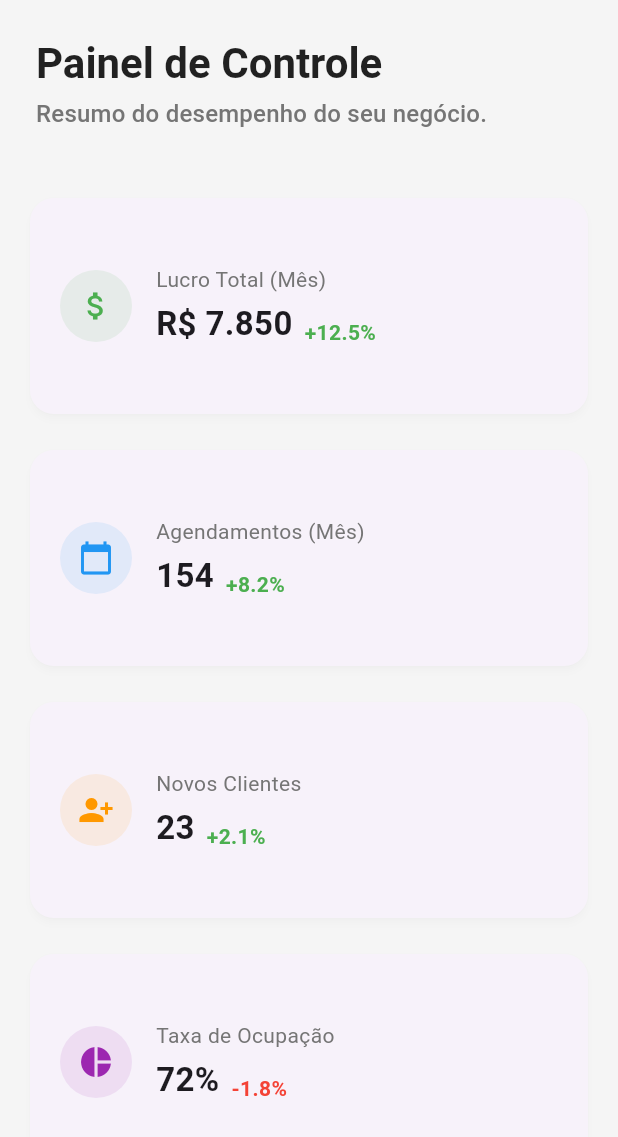
After one commit to marandu-solutions/myapp, a Flutter app: the DashboardScreen screen opened directly, on a phone screen of 412 x 824 dp. The commit adds this screen. Shown: the top 1137 px of the screen. Run offline on Flutter 3.47's test engine with Material 3 defaults, Android fonts, the phone set to English and light mode, and no system bars; our stand-ins replace cloud_firestore, firebase_auth, firebase_core, firebase_storage, fl_chart, google_nav_bar and 1 more; accounts and stored records are empty.

Commit message:
feature: dashboards

```diff
--- a/lib/Screens/HomePage/homepage.dart
+++ b/lib/Screens/HomePage/homepage.dart
@@ -12,6 +12,7 @@ import 'package:myapp/services/user_service.dart';
 import '../ Scheduling/Scheduling Screen/scheduling_screen.dart';
 import '../Employees/Employees List Screen/employees_screen.dart';
 import '../Gym/AdminGyms/admin_gyms.dart';
+import '../InitialPage/initial_page.dart';
 
 // Telas das Seções
 
@@ -24,7 +25,7 @@ class NavItem {
   NavItem({required this.title, required this.icon, required this.screen});
 }
 
-// --- TELA DE PLACEHOLDER ---
+// --- TELA DE PLACEHOLDER (Ainda útil para telas não implementadas) ---
 class PlaceholderScreen extends StatelessWidget {
   final String title;
   const PlaceholderScreen({Key? key, required this.title}) : super(key: key);
@@ -77,10 +78,11 @@ class _HomePageState extends State<HomePage> {
 
   void _buildNavigationItems() {
     final List<NavItem> items = [
+      // CORREÇÃO: A tela de Início agora é o Dashboard
       NavItem(
-        title: 'Início',
-        icon: Icons.home_outlined,
-        screen: const PlaceholderScreen(title: 'Início'),
+        title: 'Dashboard', // Título atualizado
+        icon: Icons.dashboard_outlined, // Ícone atualizado
+        screen: const DashboardScreen(), // Tela atualizada
       ),
       NavItem(
         title: 'Agendamentos',
@@ -89,7 +91,6 @@ class _HomePageState extends State<HomePage> {
       ),
     ];
 
-    // CORREÇÃO: Adiciona ambas as telas de admin se o usuário for do tipo 'admin'
     if (_currentUser?.tipoUsuario == 'admin') {
       items.add(
         NavItem(
--- /dev/null
+++ b/lib/Screens/InitialPage/initial_page.dart
@@ -0,0 +1,322 @@
+// Arquivo: lib/screens/Dashboard/dashboard_screen.dart
+
+import 'package:flutter/material.dart';
+import 'package:fl_chart/fl_chart.dart';
+import 'dart:math';
+
+// --- Modelos de Dados para o Dashboard (Simulação) ---
+class MetricData {
+  final String title;
+  final String value;
+  final String change;
+  final IconData icon;
+  final Color color;
+  final bool isIncrease;
+
+  MetricData({
+    required this.title,
+    required this.value,
+    required this.change,
+    required this.icon,
+    required this.color,
+    this.isIncrease = true,
+  });
+}
+
+class FeedbackData {
+  final String user;
+  final String comment;
+  final int rating;
+  final String avatarUrl;
+
+  FeedbackData({
+    required this.user,
+    required this.comment,
+    required this.rating,
+    required this.avatarUrl,
+  });
+}
+
+// --- Tela Principal do Dashboard ---
+class DashboardScreen extends StatelessWidget {
+  const DashboardScreen({Key? key}) : super(key: key);
+
+  // Dados de exemplo (mock data)
+  static final List<MetricData> _metrics = [
+    MetricData(title: 'Lucro Total (Mês)', value: 'R\$ 7.850', change: '+12.5%', icon: Icons.attach_money, color: Colors.green),
+    MetricData(title: 'Agendamentos (Mês)', value: '154', change: '+8.2%', icon: Icons.calendar_today, color: Colors.blue),
+    MetricData(title: 'Novos Clientes', value: '23', change: '+2.1%', icon: Icons.person_add_alt_1, color: Colors.orange),
+    MetricData(title: 'Taxa de Ocupação', value: '72%', change: '-1.8%', icon: Icons.pie_chart, color: Colors.purple, isIncrease: false),
+  ];
+
+  static final List<FeedbackData> _feedbacks = [
+    FeedbackData(user: 'Ana Clara', comment: 'A quadra nova ficou excelente! Iluminação perfeita.', rating: 5, avatarUrl: ''),
+    FeedbackData(user: 'Ricardo Mendes', comment: 'O processo de agendamento pelo app é muito rápido.', rating: 5, avatarUrl: ''),
+    FeedbackData(user: 'Lúcia Ferreira', comment: 'Sugestão: poderiam adicionar bebedouros perto da quadra B.', rating: 4, avatarUrl: ''),
+  ];
+
+  @override
+  Widget build(BuildContext context) {
+    return Scaffold(
+      backgroundColor: Colors.grey[100],
+      body: LayoutBuilder(
+        builder: (context, constraints) {
+          // Define o número de colunas do grid com base na largura da tela
+          final crossAxisCount = constraints.maxWidth < 600 ? 1 : (constraints.maxWidth < 1200 ? 2 : 4);
+
+          return CustomScrollView(
+            slivers: [
+              const SliverToBoxAdapter(child: DashboardHeader()),
+              // Grid para os cards de métricas
+              SliverPadding(
+                padding: const EdgeInsets.all(16.0),
+                sliver: SliverGrid(
+                  gridDelegate: SliverGridDelegateWithFixedCrossAxisCount(
+                    crossAxisCount: crossAxisCount,
+                    mainAxisSpacing: 16,
+                    crossAxisSpacing: 16,
+                    childAspectRatio: 2.5, // Proporção dos cards
+                  ),
+                  delegate: SliverChildBuilderDelegate(
+                        (context, index) => MetricCard(metric: _metrics[index]),
+                    childCount: _metrics.length,
+                  ),
+                ),
+              ),
+              // Gráfico de Lucro e Feedbacks
+              SliverPadding(
+                padding: const EdgeInsets.symmetric(horizontal: 16.0),
+                sliver: SliverToBoxAdapter(
+                  child: constraints.maxWidth < 900
+                      ? Column( // Layout em coluna para telas menores
+                    children: [
+                      const ProfitChartCard(),
+                      const SizedBox(height: 16),
+                      FeedbackCard(feedbacks: _feedbacks),
+                    ],
+                  )
+                      : Row( // Layout em linha para telas maiores
+                    crossAxisAlignment: CrossAxisAlignment.start,
+                    children: [
+                      const Expanded(flex: 3, child: ProfitChartCard()),
+                      const SizedBox(width: 16),
+                      Expanded(flex: 2, child: FeedbackCard(feedbacks: _feedbacks)),
+                    ],
+                  ),
+                ),
+              ),
+              const SliverToBoxAdapter(child: SizedBox(height: 24)),
+            ],
+          );
+        },
+      ),
+    );
+  }
+}
+
+// --- Componentes da UI ---
+
+class DashboardHeader extends StatelessWidget {
+  const DashboardHeader({Key? key}) : super(key: key);
+
+  @override
+  Widget build(BuildContext context) {
+    return Padding(
+      padding: const EdgeInsets.all(24.0),
+      child: Column(
+        crossAxisAlignment: CrossAxisAlignment.start,
+        children: [
+          Text(
+            'Painel de Controle',
+            style: Theme.of(context).textTheme.headlineMedium?.copyWith(
+              fontWeight: FontWeight.bold,
+              color: Colors.black87,
+            ),
+          ),
+          const SizedBox(height: 4),
+          Text(
+            'Resumo do desempenho do seu negócio.',
+            style: Theme.of(context).textTheme.titleMedium?.copyWith(color: Colors.grey[600]),
+          ),
+        ],
+      ),
+    );
+  }
+}
+
+class MetricCard extends StatelessWidget {
+  final MetricData metric;
+  const MetricCard({Key? key, required this.metric}) : super(key: key);
+
+  @override
+  Widget build(BuildContext context) {
+    return Card(
+      elevation: 2,
+      shadowColor: Colors.black.withOpacity(0.1),
+      shape: RoundedRectangleBorder(borderRadius: BorderRadius.circular(16)),
+      child: Padding(
+        padding: const EdgeInsets.all(20.0),
+        child: Row(
+          children: [
+            CircleAvatar(
+              radius: 24,
+              backgroundColor: metric.color.withOpacity(0.1),
+              child: Icon(metric.icon, color: metric.color, size: 24),
+            ),
+            const SizedBox(width: 16),
+            Expanded(
+              child: Column(
+                crossAxisAlignment: CrossAxisAlignment.start,
+                mainAxisAlignment: MainAxisAlignment.center,
+                children: [
+                  Text(metric.title, style: TextStyle(color: Colors.grey[600], fontSize: 14)),
+                  const SizedBox(height: 4),
+                  Row(
+                    crossAxisAlignment: CrossAxisAlignment.end,
+                    children: [
+                      Text(metric.value, style: const TextStyle(fontSize: 22, fontWeight: FontWeight.bold)),
+                      const SizedBox(width: 8),
+                      Text(
+                        metric.change,
+                        style: TextStyle(
+                          color: metric.isIncrease ? Colors.green : Colors.red,
+                          fontWeight: FontWeight.bold,
+                          fontSize: 14,
+                        ),
+                      ),
+                    ],
+                  ),
+                ],
+              ),
+            ),
+          ],
+        ),
+      ),
+    );
+  }
+}
+
+class ProfitChartCard extends StatelessWidget {
+  const ProfitChartCard({Key? key}) : super(key: key);
+
+  @override
+  Widget build(BuildContext context) {
+    return Card(
+      elevation: 2,
+      shadowColor: Colors.black.withOpacity(0.1),
+      shape: RoundedRectangleBorder(borderRadius: BorderRadius.circular(16)),
+      child: Padding(
+        padding: const EdgeInsets.fromLTRB(24, 24, 24, 12),
+        child: Column(
+          crossAxisAlignment: CrossAxisAlignment.start,
+          children: [
+            const Text('Lucro por Dia', style: TextStyle(fontSize: 18, fontWeight: FontWeight.bold)),
+            const SizedBox(height: 24),
+            SizedBox(
+              height: 200,
+              child: LineChart(
+                LineChartData(
+                  gridData: FlGridData(show: false),
+                  titlesData: FlTitlesData(
+                    leftTitles: const AxisTitles(sideTitles: SideTitles(showTitles: false)),
+                    topTitles: const AxisTitles(sideTitles: SideTitles(showTitles: false)),
+                    rightTitles: const AxisTitles(sideTitles: SideTitles(showTitles: false)),
+                    bottomTitles: AxisTitles(
+                      sideTitles: SideTitles(
+                        showTitles: true,
+                        reservedSize: 30,
+                        getTitlesWidget: (value, meta) {
+                          switch (value.toInt()) {
+                            case 1: return const Text('Seg');
+                            case 3: return const Text('Qua');
+                            case 5: return const Text('Sex');
+                          }
+                          return const Text('');
+                        },
+                      ),
+                    ),
+                  ),
+                  borderData: FlBorderData(show: false),
+                  lineBarsData: [
+                    LineChartBarData(
+                      spots: const [
+                        FlSpot(0, 3), FlSpot(1, 4), FlSpot(2, 3.5), FlSpot(3, 5),
+                        FlSpot(4, 4), FlSpot(5, 6), FlSpot(6, 6.5),
+                      ],
+                      isCurved: true,
+                      color: Colors.blue,
+                      barWidth: 4,
+                      isStrokeCapRound: true,
+                      dotData: FlDotData(show: false),
+                      belowBarData: BarAreaData(
+                        show: true,
+                        color: Colors.blue.withOpacity(0.1),
+                      ),
+                    ),
+                  ],
+                ),
+              ),
+            ),
+          ],
+        ),
+      ),
+    );
+  }
+}
+
+class FeedbackCard extends StatelessWidget {
+  final List<FeedbackData> feedbacks;
+  const FeedbackCard({Key? key, required this.feedbacks}) : super(key: key);
+
+  @override
+  Widget build(BuildContext context) {
+    return Card(
+      elevation: 2,
+      shadowColor: Colors.black.withOpacity(0.1),
+      shape: RoundedRectangleBorder(borderRadius: BorderRadius.circular(16)),
+      child: Padding(
+        padding: const EdgeInsets.all(24.0),
+        child: Column(
+          crossAxisAlignment: CrossAxisAlignment.start,
+          children: [
+            const Text('Feedbacks Recentes', style: TextStyle(fontSize: 18, fontWeight: FontWeight.bold)),
+            const SizedBox(height: 16),
+            ...feedbacks.map((feedback) => Padding(
+              padding: const EdgeInsets.only(bottom: 16.0),
+              child: Row(
+                crossAxisAlignment: CrossAxisAlignment.start,
+                children: [
+                  CircleAvatar(
+                    child: Text(feedback.user[0]),
+                    backgroundColor: Colors.primaries[Random().nextInt(Colors.primaries.length)].withOpacity(0.2),
+                  ),
+                  const SizedBox(width: 12),
+                  Expanded(
+                    child: Column(
+                      crossAxisAlignment: CrossAxisAlignment.start,
+                      children: [
+                        Row(
+                          children: [
+                            Text(feedback.user, style: const TextStyle(fontWeight: FontWeight.bold)),
+                            const Spacer(),
+                            ...List.generate(5, (index) => Icon(
+                              index < feedback.rating ? Icons.star : Icons.star_border,
+                              color: Colors.amber,
+                              size: 16,
+                            )),
+                          ],
+                        ),
+                        const SizedBox(height: 4),
+                        Text(feedback.comment, style: TextStyle(color: Colors.grey[700])),
+                      ],
+                    ),
+                  )
+                ],
+              ),
+            )).toList(),
+          ],
+        ),
+      ),
+    );
+  }
+}
--- a/pubspec.yaml
+++ b/pubspec.yaml
@@ -41,6 +41,7 @@ dependencies:
   image_picker: ^1.1.2
   firebase_storage: ^12.4.9
   intl: ^0.20.2
+  fl_chart: ^1.0.0
 
 dev_dependencies:
   flutter_test:
```
Also changed, not shown: pubspec.lock.
